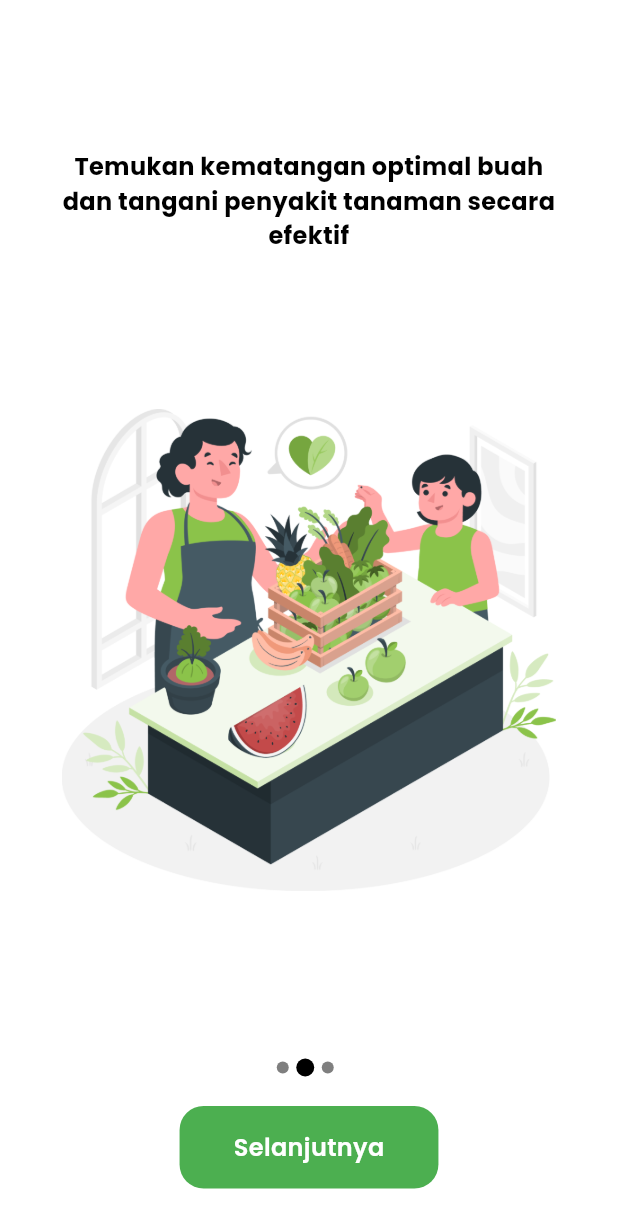
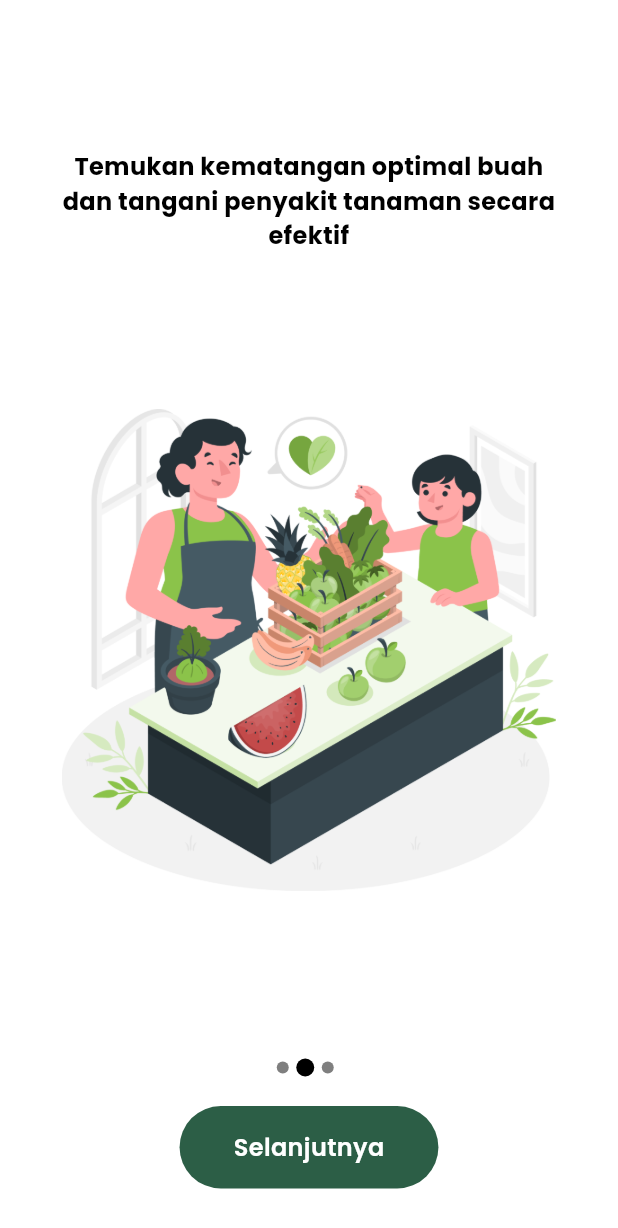
Before and after one commit to AgroVision-Indonesia/md_flutter, a Flutter app: the screen it shows after launch, swiped to page 2, on a phone screen of 412 x 824 dp. Shown: the top 1228 px of the screen. Run offline on Flutter 3.47's test engine with Material 2 defaults, Android fonts, the light colour scheme and no system bars; our stand-ins replace another_flushbar.

Commit message:
adding constant color based on design system

```diff
--- a/lib/module/auth/screen/onboarding/onboarding_view.dart
+++ b/lib/module/auth/screen/onboarding/onboarding_view.dart
@@ -1,5 +1,6 @@
 import 'package:flutter/material.dart';
 import 'package:md_flutter/module/auth/screen/onboarding/onboarding_view_model.dart';
+import 'package:md_flutter/utility/constant.dart';
 import 'package:provider/provider.dart';
 
 class OnboardingScreen extends StatelessWidget {
@@ -81,26 +82,23 @@ class OnboardingBottomNavbar extends StatelessWidget {
             ),
             Container(
               decoration: BoxDecoration(
-                color: Colors.green,
-                borderRadius: BorderRadius.circular(16),
+                color: Constant.greenDark,
+                borderRadius: BorderRadius.circular(32),
               ),
               clipBehavior: Clip.hardEdge,
-              child: Material(
-                color: Colors.transparent,
               child: InkWell(
                 onTap: () {
                   viewModel.onTapNextPage(context: context);
                 },
-                  splashColor: Colors.green,
+                borderRadius: BorderRadius.circular(32),
                 child: Padding(
                   padding: const EdgeInsets.symmetric(horizontal: 36, vertical: 16),
                   child: Text(
                     viewModel.currentPage == viewModel.onboardData.length - 1
                         ? "Mulai Sekarang"
                         : "Selanjutnya",
-                      style:
-                          const TextStyle(fontSize: 16, color: Colors.white, fontWeight: FontWeight.w600),
-                    ),
+                    style: const TextStyle(
+                        fontSize: 16, color: Colors.white, fontWeight: FontWeight.w600),
                   ),
                 ),
               ),
--- /dev/null
+++ b/lib/utility/constant.dart
@@ -0,0 +1,8 @@
+import 'package:flutter/material.dart';
+
+class Constant {
+  static Color greenDark = const Color.fromRGBO(44, 94, 70, 1);
+  static Color greenMedium = const Color.fromRGBO(17, 143, 82, 1);
+  static Color cream = const Color.fromRGBO(230, 147, 98, 1);
+  static Color greyDark = const Color.fromRGBO(81, 81, 81, 1);
+}
```
Lines whose indentation alone changed are shown as unchanged.
